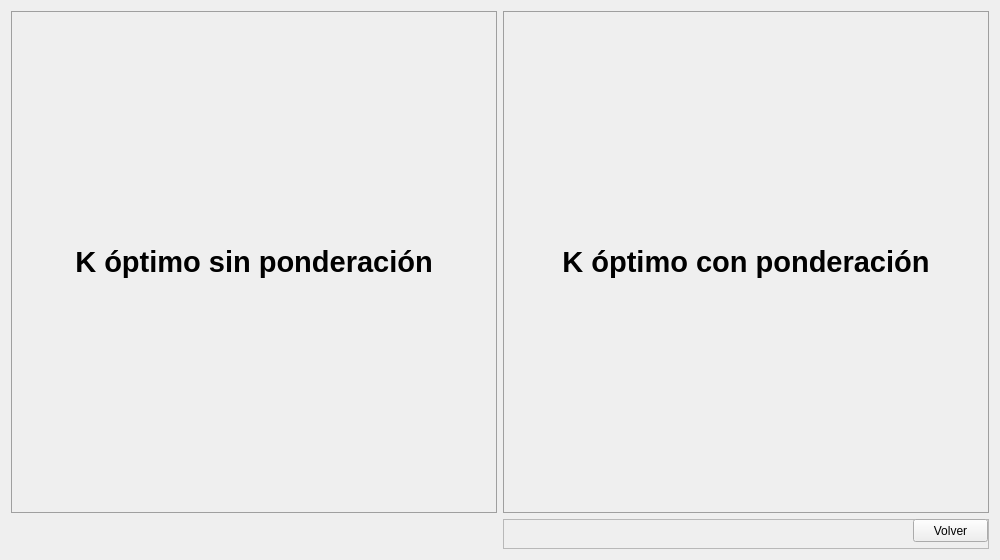
Before: the Qt Designer form Interfaz_Grafica_K_optimo.ui in AgustinEncina27/Implementaci-n-Algoritmo-k-nn, drawn with Qt 5.
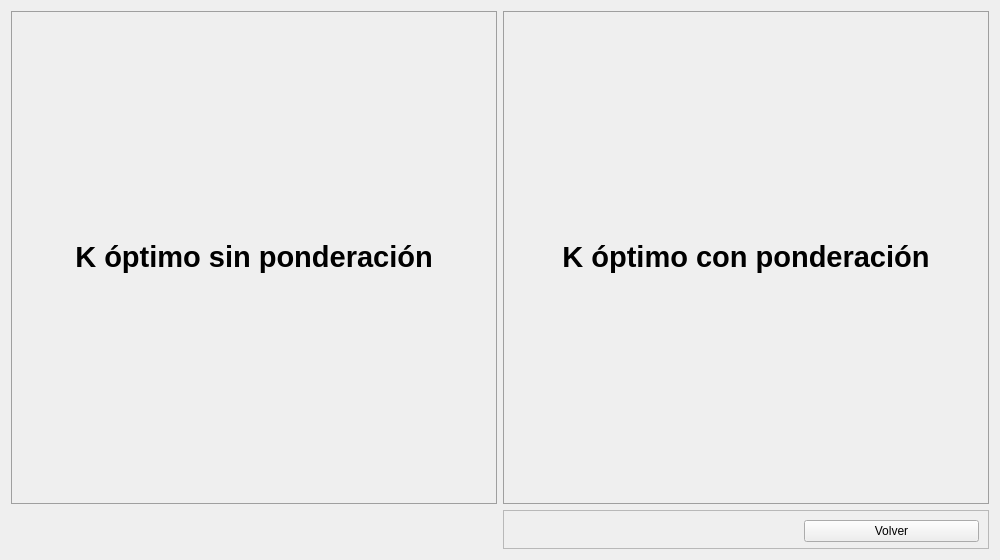
After: the same form once the commit is applied.

Commit message: Nueva Interfaz tabla

What changed in the file:
```diff
--- a/Interfaz_Grafica_K_optimo.ui
+++ b/Interfaz_Grafica_K_optimo.ui
@@ -13,7 +13,7 @@
   <property name="windowTitle">
    <string>Form</string>
   </property>
-  <layout class="QGridLayout" name="gridLayout" rowstretch="17,1">
+  <layout class="QGridLayout" name="gridLayout" rowstretch="17,1,0">
    <item row="0" column="0">
     <widget class="QFrame" name="frame">
      <property name="styleSheet">
@@ -87,19 +87,27 @@
      <property name="frameShadow">
       <enum>QFrame::Raised</enum>
      </property>
-     <widget class="QPushButton" name="pushButton_2">
-      <property name="geometry">
-       <rect>
-        <x>410</x>
-        <y>0</y>
-        <width>75</width>
-        <height>23</height>
-       </rect>
+     <layout class="QHBoxLayout" name="horizontalLayout" stretch="0">
+      <property name="spacing">
+       <number>15</number>
       </property>
-      <property name="text">
-       <string>Volver</string>
+      <property name="leftMargin">
+       <number>300</number>
       </property>
-     </widget>
+      <property name="rightMargin">
+       <number>9</number>
+      </property>
+      <property name="bottomMargin">
+       <number>6</number>
+      </property>
+      <item>
+       <widget class="QPushButton" name="pushButton_2">
+        <property name="text">
+         <string>Volver</string>
+        </property>
+       </widget>
+      </item>
+     </layout>
     </widget>
    </item>
   </layout>
```
The commit also changes 15 other files.
